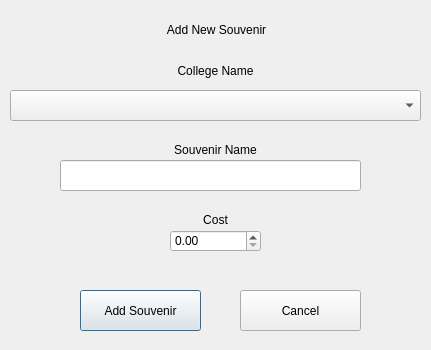
First picture: the form in addsouvenir.ui, repository Rthiskidw/Project1-CollegeTouring, before the edit.
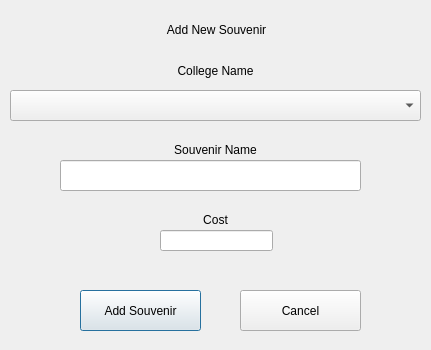
Second picture: the form after the edit.

What changed in the file:
```diff
--- a/addsouvenir.ui
+++ b/addsouvenir.ui
@@ -133,16 +133,6 @@
      <set>Qt::AlignCenter</set>
     </property>
    </widget>
-   <widget class="QDoubleSpinBox" name="doubleSpinBox_addSouvenirCost">
-    <property name="geometry">
-     <rect>
-      <x>170</x>
-      <y>230</y>
-      <width>91</width>
-      <height>22</height>
-     </rect>
-    </property>
-   </widget>
    <widget class="QPushButton" name="pushButton_addNewSouvenir">
     <property name="geometry">
      <rect>
@@ -169,6 +159,16 @@
      <string>Cancel</string>
     </property>
    </widget>
+   <widget class="QLineEdit" name="lineEdit_addSouvenirCost">
+    <property name="geometry">
+     <rect>
+      <x>160</x>
+      <y>230</y>
+      <width>113</width>
+      <height>21</height>
+     </rect>
+    </property>
+   </widget>
   </widget>
  </widget>
  <resources/>
```
